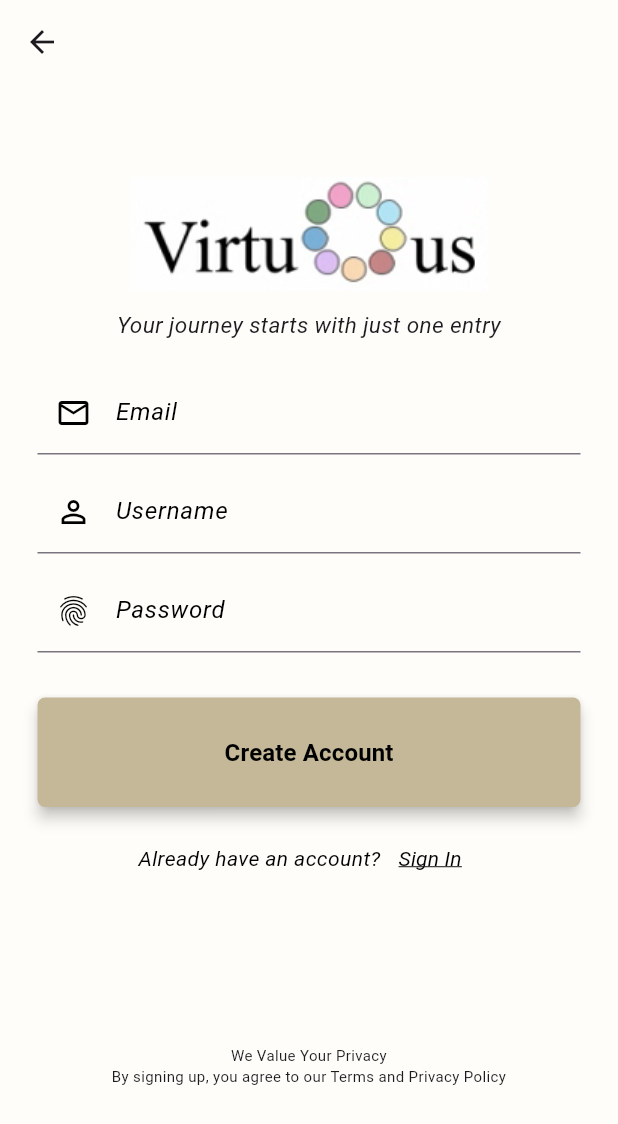
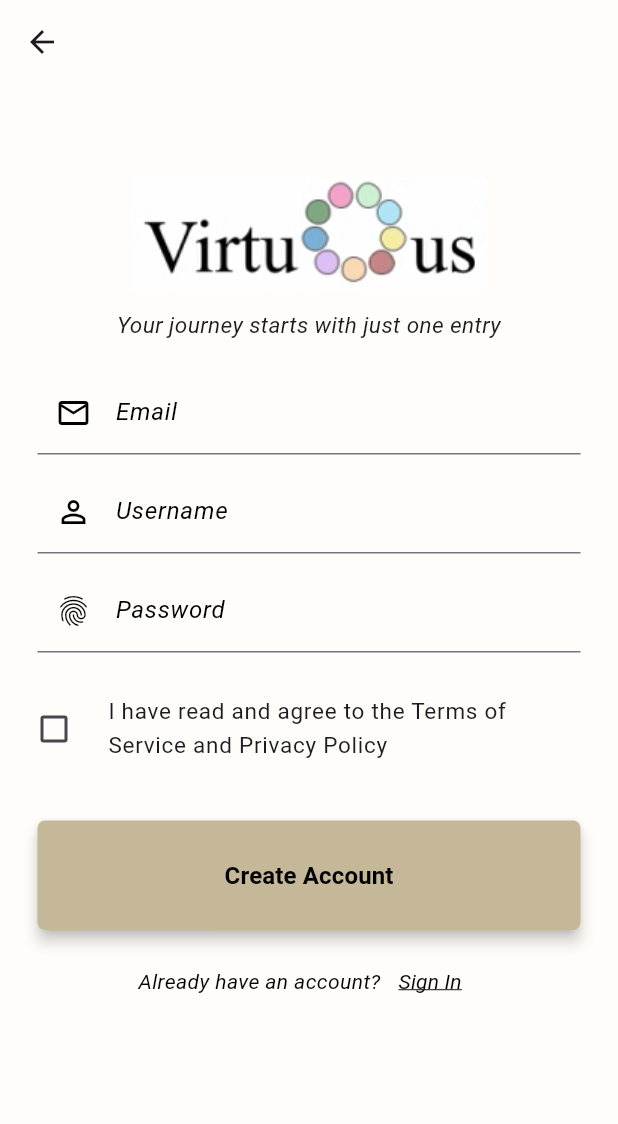
Before and after one commit to Virtuous-Dev-Team/virtuous, a Flutter app: the SignUpPage screen opened by its route, on a phone screen of 412 x 824 dp. Shown: the top 1124 px of the screen. Run offline on Flutter 3.47's test engine with Material 3 defaults, Android fonts, the phone set to English and light mode, and no system bars; our stand-ins replace auto_size_text, cloud_firestore, firebase_auth, firebase_core, flutter_calendar_carousel, flutter_local_notifications and 15 more; missing offline and left inert: colours, dart:ffi, flutter_facebook_auth, flutter_map_supercluster, geoflutterfire2; accounts and stored records are empty; generated files the repository leaves out were written again.

Commit message:
ToS and Privacy Policy checkbox

```diff
--- a/lib/screens/signUpPage.dart
+++ b/lib/screens/signUpPage.dart
@@ -55,6 +55,7 @@ class SignUpPage extends ConsumerWidget {
   TextEditingController email = TextEditingController();
   TextEditingController fullName = TextEditingController();
   TextEditingController password = TextEditingController();
+  bool isChecked = false;
 
   String? validateEmail(String? email) {
     RegExp emailRegex = RegExp(r'^[\w\.-]+@[\w-]+\.\w{2,3}(\.\w{2,3})?$');
@@ -214,6 +215,18 @@ class SignUpPage extends ConsumerWidget {
                                 AutovalidateMode.onUserInteraction,
                           ),
                         ),
+                        SizedBox(height: 20.0),
+                        CheckboxListTile(
+                          title: Text(
+                            'I have read and agree to the Terms of Service and Privacy Policy',
+                            style: TextStyle(fontSize: 15.0),
+                          ),
+                          value: isChecked,
+                          onChanged: (bool? value) {
+                            // functionality will go here
+                          },
+                          controlAffinity: ListTileControlAffinity.leading, // left aligning the checkbox
+                        ),
                         SizedBox(height: 10.0),
                       ],
                     )),
@@ -281,12 +294,8 @@ class SignUpPage extends ConsumerWidget {
                   ],
                 ),
 
-                SizedBox(height: 100),
-                Text(
-                  'We Value Your Privacy\nBy signing up, you agree to our Terms and Privacy Policy',
-                  textAlign: TextAlign.center,
-                  style: TextStyle(fontSize: 10.0),
-                ),
+                //SizedBox(height: 100),
+
               ],
             ),
           ),
```
